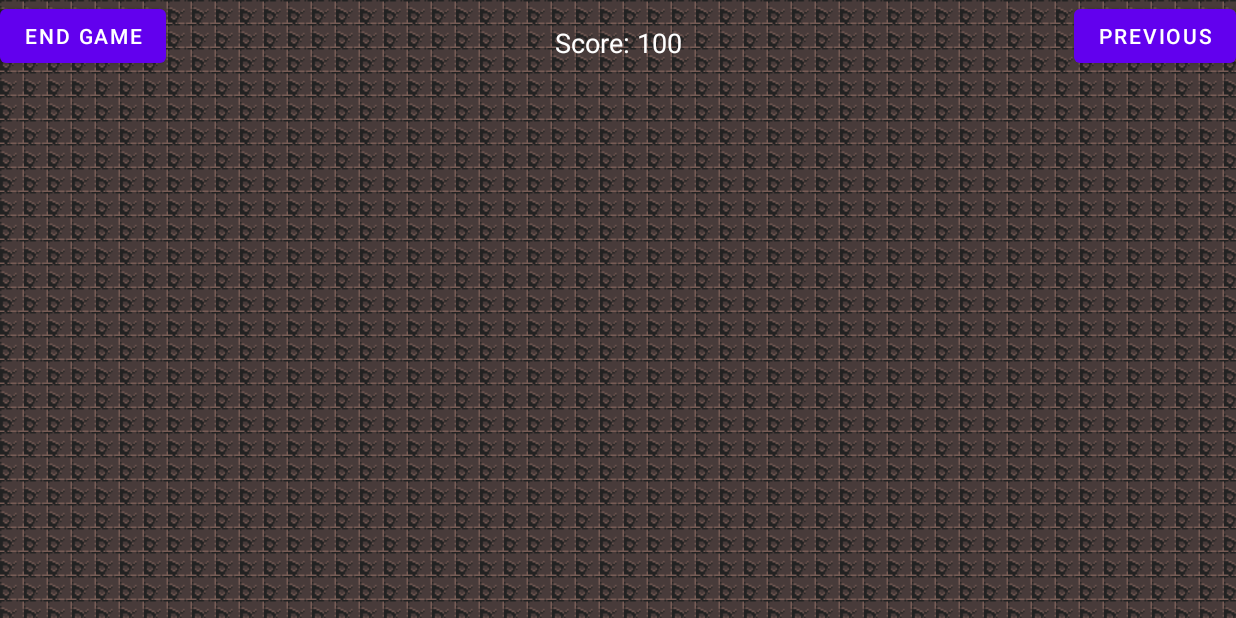
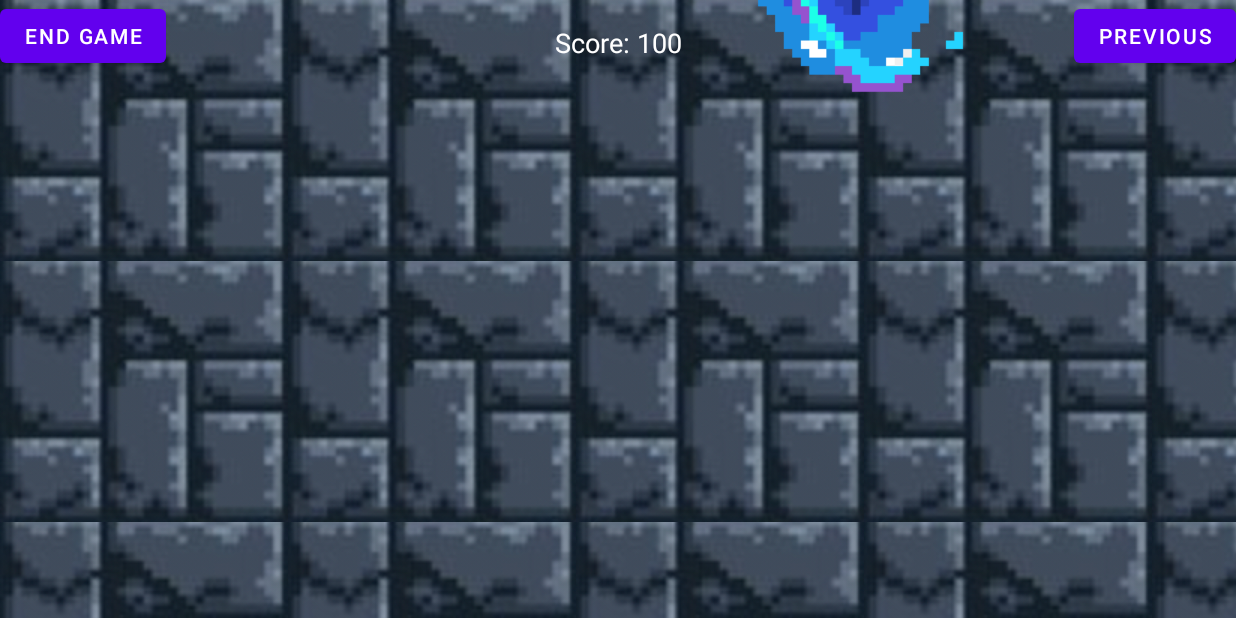
Before and after one commit to CS2340-Team13/CS2340C_Team13, an Android app: the Room3 screen opened through its navigation route, on a phone screen of 824 x 412 dp (held sideways). Run offline under Robolectric (Android 15) with nearby library versions, the phone set to English and light mode, and no system bars; 3 statements that could not run were skipped.

Commit message:
updated room3 tile and added portal

```diff
--- a/dungeonrunner/app/src/main/res/drawable/room3_bitmap.xml
+++ b/dungeonrunner/app/src/main/res/drawable/room3_bitmap.xml
@@ -3,7 +3,7 @@
 
 <bitmap
     xmlns:android="http://schemas.android.com/apk/res/android"
-    android:src="@drawable/floor_4"
+    android:src="@drawable/floor_3_new"
     android:tileModeX="repeat"
     android:tileModeY="repeat">
 </bitmap>
--- a/dungeonrunner/app/src/main/res/layout/fragment_room3.xml
+++ b/dungeonrunner/app/src/main/res/layout/fragment_room3.xml
@@ -34,6 +34,18 @@
         android:src="@drawable/character1_image"
         tools:ignore="MissingConstraints" />
 
+    <ImageView
+        android:id="@+id/portalImageView"
+        android:layout_width="512dp"
+        android:layout_height="1028dp"
+        android:layout_gravity="end|bottom"
+        app:layout_constraintEnd_toEndOf="parent"
+        app:layout_constraintBottom_toBottomOf="parent"
+        android:layout_marginEnd="0dp"
+        android:layout_marginBottom="0dp"
+        android:src="@drawable/portal"
+        tools:ignore="MissingConstraints" />
+
     <TextView
         android:id="@+id/scoreTextView"
         android:layout_width="wrap_content"
```
Also changed, not shown: dungeonrunner/app/src/main/res/drawable/floor_3_new.png (added), 1 other file.
